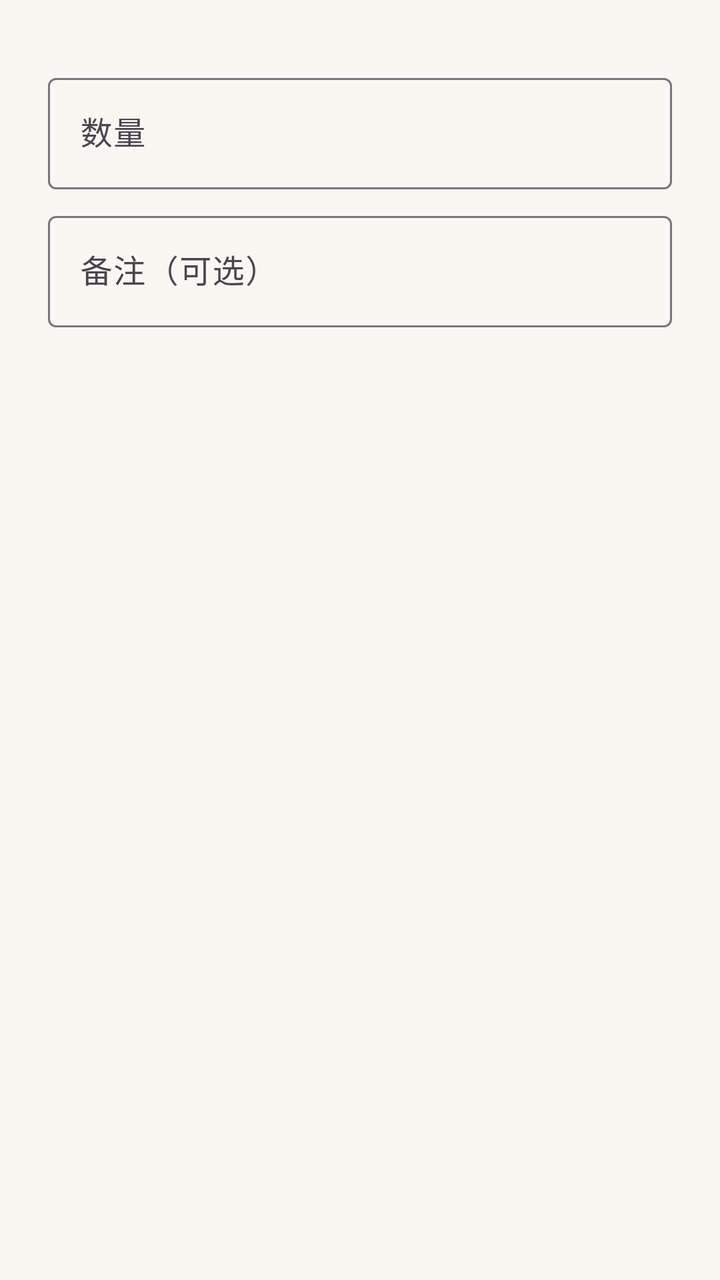
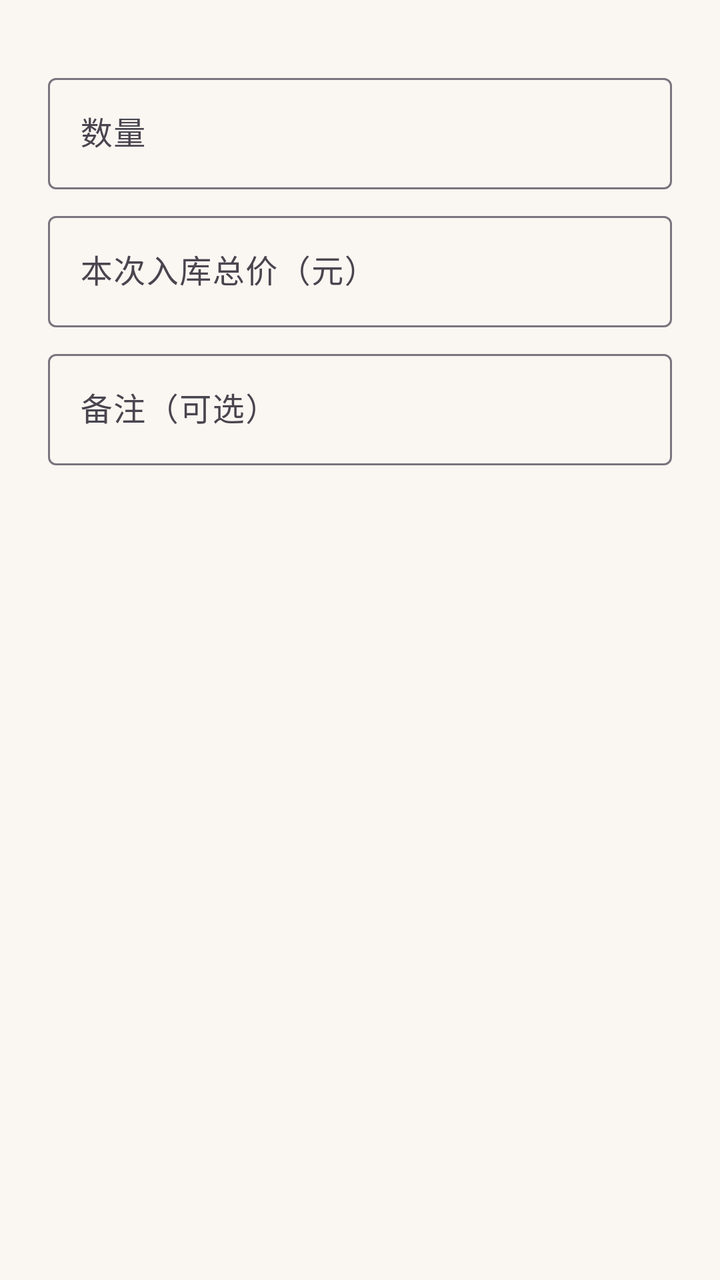

Before-and-after screenshots of an Android layout around one commit, followed by the original layout XML and the change that was made.
<!-- AndroidManifest.xml: application theme Theme.StockManagementSystem -->
<!-- res/layout/dialog_stock_op.xml -->
<?xml version="1.0" encoding="utf-8"?>
<LinearLayout xmlns:android="http://schemas.android.com/apk/res/android"
    android:layout_width="match_parent"
    android:layout_height="wrap_content"
    android:orientation="vertical"
    android:paddingHorizontal="24dp"
    android:paddingTop="8dp">

    <TextView
        android:id="@+id/textCurrent"
        android:layout_width="wrap_content"
        android:layout_height="wrap_content"
        android:textColor="@color/text_secondary"
        android:textSize="13sp" />

    <com.google.android.material.textfield.TextInputLayout
        android:id="@+id/layoutQty"
        android:layout_width="match_parent"
        android:layout_height="wrap_content"
        android:layout_marginTop="8dp"
        android:hint="@string/stock_qty_hint">

        <com.google.android.material.textfield.TextInputEditText
            android:id="@+id/inputQty"
            android:layout_width="match_parent"
            android:layout_height="wrap_content"
            android:inputType="numberDecimal|numberSigned" />
    </com.google.android.material.textfield.TextInputLayout>

    <com.google.android.material.textfield.TextInputLayout
        android:id="@+id/layoutNote"
        android:layout_width="match_parent"
        android:layout_height="wrap_content"
        android:layout_marginTop="8dp"
        android:hint="@string/stock_note_hint">

        <com.google.android.material.textfield.TextInputEditText
            android:id="@+id/inputNote"
            android:layout_width="match_parent"
            android:layout_height="wrap_content"
            android:inputType="text" />
    </com.google.android.material.textfield.TextInputLayout>
</LinearLayout>
<!-- resources referenced by this layout -->
<resources>
  <color name="text_secondary">#757575</color>
  <string name="stock_note_hint">备注（可选）</string>
  <string name="stock_qty_hint">数量</string>
  <style name="Theme.StockManagementSystem" parent="Base.Theme.StockManagementSystem" />
  <style name="Base.Theme.StockManagementSystem" parent="Theme.Material3.DayNight.NoActionBar">
          <item name="colorPrimary">@color/primary</item>
          <item name="colorPrimaryVariant">@color/primary_dark</item>
          <item name="colorSecondary">@color/accent</item>
          <item name="android:windowBackground">@color/app_bg</item>
      </style>
  <color name="primary">#1565C0</color>
  <color name="primary_dark">#0D47A1</color>
  <color name="accent">#00897B</color>
  <color name="app_bg">#FAF7F2</color>
</resources>

<!-- the commit's change to res/layout/dialog_stock_op.xml (unified diff, before → after) -->
@@ -28,6 +28,20 @@
     </com.google.android.material.textfield.TextInputLayout>
 
     <com.google.android.material.textfield.TextInputLayout
+        android:id="@+id/layoutPrice"
+        android:layout_width="match_parent"
+        android:layout_height="wrap_content"
+        android:layout_marginTop="8dp"
+        android:hint="@string/stock_price_hint">
+
+        <com.google.android.material.textfield.TextInputEditText
+            android:id="@+id/inputPrice"
+            android:layout_width="match_parent"
+            android:layout_height="wrap_content"
+            android:inputType="numberDecimal" />
+    </com.google.android.material.textfield.TextInputLayout>
+
+    <com.google.android.material.textfield.TextInputLayout
         android:id="@+id/layoutNote"
         android:layout_width="match_parent"
         android:layout_height="wrap_content"
<!-- resource entries referenced after the edit -->
@@ -2,6 +2,7 @@
 <resources>
   <color name="text_secondary">#757575</color>
   <string name="stock_note_hint">备注（可选）</string>
+  <string name="stock_price_hint">本次入库总价（元）</string>
   <string name="stock_qty_hint">数量</string>
   <style name="Theme.StockManagementSystem" parent="Base.Theme.StockManagementSystem" />
   <style name="Base.Theme.StockManagementSystem" parent="Theme.Material3.DayNight.NoActionBar">
